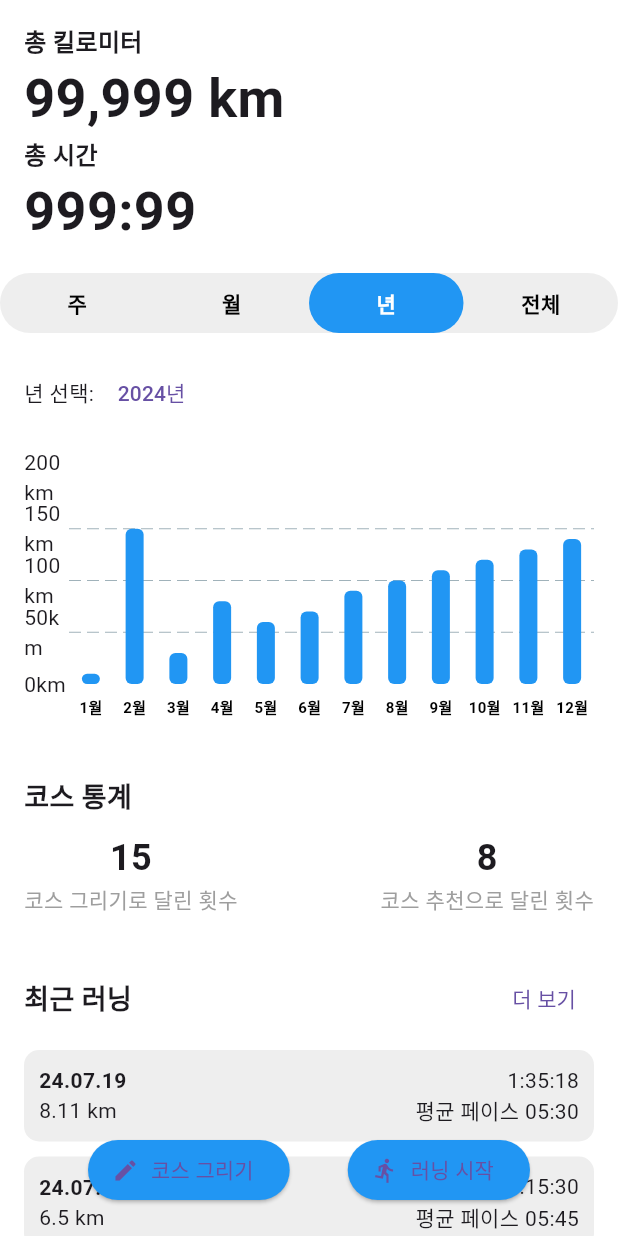
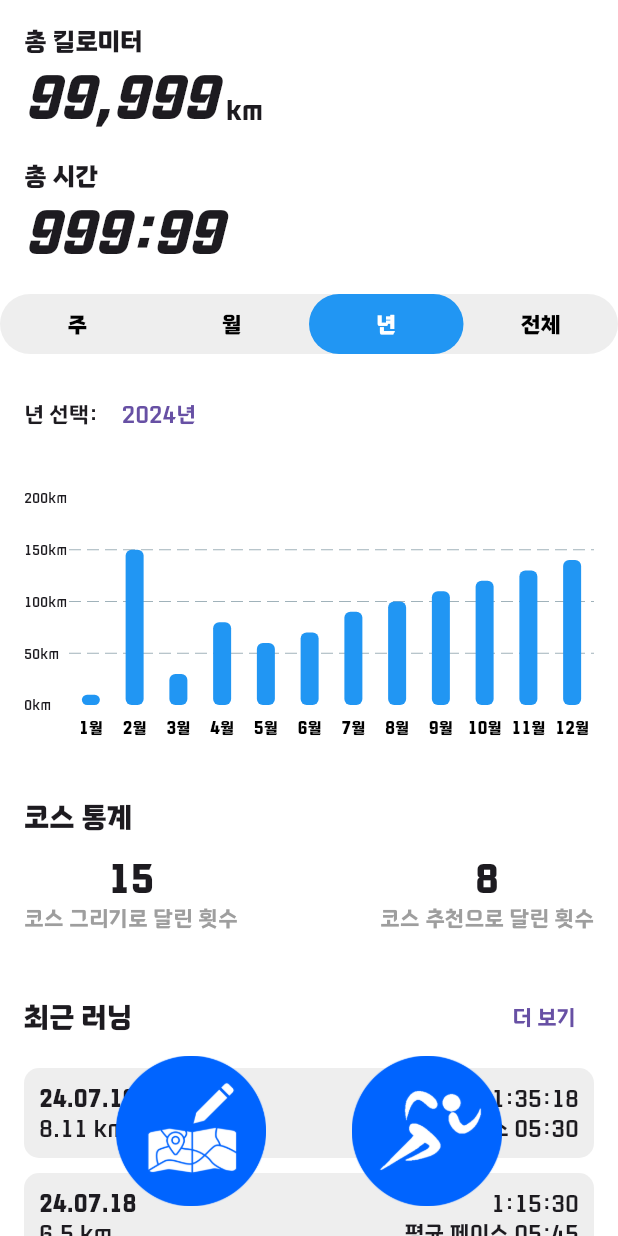
Before and after one commit to kclhh4318/new_runaway, a Flutter app: the StatsScreen screen opened directly, on a phone screen of 412 x 824 dp. Run offline on Flutter 3.47's test engine with Material 3 defaults, Android fonts, the phone set to English and light mode, and no system bars; drawn by our look-alikes of fl_chart; our stand-ins replace flutter_dotenv, geolocator, google_maps_flutter, shared_preferences; missing offline and left inert: google_maps_flutter_android, google_maps_flutter_platform_interface; accounts and stored records are empty.

Commit message:
폰트 추가, 시작 디자인 수정, 통계화면 디자인 수정

```diff
--- a/lib/features/onboarding/widgets/login_signup_content.dart
+++ b/lib/features/onboarding/widgets/login_signup_content.dart
@@ -25,10 +25,15 @@ class _LoginSignupContentState extends State<LoginSignupContent> {
             child: Column(
               mainAxisAlignment: MainAxisAlignment.center,
               children: [
-                Image.asset(
-                  "assets/images/login.png",
-                  height: 150,
-                  width: 150,
+                const Text(
+                  "Runaway",
+                  style: TextStyle(
+                    fontSize: 70,
+                    fontWeight: FontWeight.bold,
+                    fontFamily: 'Giants',
+                    fontStyle: FontStyle.italic, // Inline 스타일 적용
+                    color: Colors.white, // 텍스트 색상 설정
+                  ),
                 ),
                 const SizedBox(height: 30),
                 Text(
--- a/lib/features/stats/screens/stats_screen.dart
+++ b/lib/features/stats/screens/stats_screen.dart
@@ -70,32 +70,61 @@ class _StatsScreenState extends State<StatsScreen> {
     );
   }
 
+
   Widget _buildTotalStats() {
     return Container(
       padding: EdgeInsets.all(16),
-      child: Column(
+      child: const Column(
         crossAxisAlignment: CrossAxisAlignment.start,
         children: [
           Text(
             '총 킬로미터',
             style: TextStyle(fontSize: 16, fontWeight: FontWeight.bold),
           ),
-          Text(
-            '99,999 km',
-            style: TextStyle(fontSize: 36, fontWeight: FontWeight.bold),
+          Row(
+            children: [
+              Text(
+                '99,999',
+                style: TextStyle(
+                  fontSize: 36,
+                  fontWeight: FontWeight.bold,
+                  fontFamily: 'Giants',
+                  fontStyle: FontStyle.italic,
+                ),
+              ),
+              SizedBox(width: 6), // km 텍스트와 거리 사이의 간격
+              Baseline(
+                baseline: 36, // 텍스트의 베이스라인 위치 조정
+                baselineType: TextBaseline.alphabetic,
+                child: Text(
+                  'km',
+                  style: TextStyle(
+                    fontSize: 16,
+                    fontWeight: FontWeight.bold,
+                  ),
+                ),
+              ),
+            ],
           ),
+          SizedBox(height: 16), // 총 킬로미터와 총 시간 사이의 간격
           Text(
             '총 시간',
             style: TextStyle(fontSize: 16, fontWeight: FontWeight.bold),
           ),
           Text(
             '999:99',
-            style: TextStyle(fontSize: 36, fontWeight: FontWeight.bold),
+            style: TextStyle(
+              fontSize: 36,
+              fontWeight: FontWeight.bold,
+              fontFamily: 'Giants',
+              fontStyle: FontStyle.italic,
+            ),
           ),
         ],
       ),
     );
   }
+
 
   Widget _buildDateFilter() {
     return Padding(
@@ -271,40 +300,46 @@ class _StatsScreenState extends State<StatsScreen> {
               mainAxisAlignment: MainAxisAlignment.spaceEvenly,
               children: [
                 if (runningProvider.isRunning)
-                  ElevatedButton.icon(
-                    icon: Icon(Icons.directions_run),
-                    label: Text('진행 중인 러닝'),
-                    onPressed: () {
+                  InkWell(
+                    onTap: () {
                       Navigator.push(
                         context,
                         MaterialPageRoute(builder: (context) => RunningSessionScreen(showCountdown: false)),
                       );
                     },
-                    style: ElevatedButton.styleFrom(backgroundColor: Colors.green),
+                    child: Image.asset(
+                      'assets/images/start_run_btn.png', // 실제 이미지 경로로 변경
+                      width: 100, // 이미지 크기 조정
+                      height: 100,
+                    ),
                   )
                 else
                   ...[
-                    ElevatedButton.icon(
-                      icon: Icon(Icons.edit),
-                      label: Text('코스 그리기'),
-                      onPressed: () {
+                    InkWell(
+                      onTap: () {
                         Navigator.push(
                           context,
                           MaterialPageRoute(builder: (context) => CourseDrawingScreen()),
                         );
                       },
-                      style: ElevatedButton.styleFrom(backgroundColor: Colors.blue),
+                      child: Image.asset(
+                        'assets/images/map_drawing_btn.png', // 실제 이미지 경로로 변경
+                        width: 100, // 이미지 크기 조정
+                        height: 100,
+                      ),
                     ),
-                    ElevatedButton.icon(
-                      icon: Icon(Icons.directions_run),
-                      label: Text('러닝 시작'),
-                      onPressed: () {
+                    InkWell(
+                      onTap: () {
                         Navigator.push(
                           context,
                           MaterialPageRoute(builder: (context) => RunningSessionScreen()),
                         );
                       },
-                      style: ElevatedButton.styleFrom(backgroundColor: Colors.blue),
+                      child: Image.asset(
+                        'assets/images/start_run_btn.png', // 실제 이미지 경로로 변경
+                        width: 100, // 이미지 크기 조정
+                        height: 100,
+                      ),
                     ),
                   ],
               ],
--- a/lib/features/stats/widgets/stats_bar_chart.dart
+++ b/lib/features/stats/widgets/stats_bar_chart.dart
@@ -57,7 +57,10 @@ class StatsBarChart extends StatelessWidget {
               showTitles: true,
               getTitlesWidget: (value, meta) {
                 if (value % interval == 0) {
-                  return Text('${value.toInt()}km');
+                  return Text(
+                    '${value.toInt()}km',
+                    style: TextStyle(fontSize: 8),
+                  );
                 }
                 return Text('');
               },
--- a/lib/main.dart
+++ b/lib/main.dart
@@ -61,6 +61,7 @@ class MyApp extends StatelessWidget {
         title: 'Runaway',
         theme: ThemeData(
           primarySwatch: Colors.blue,
+          fontFamily: 'Giants',
           visualDensity: VisualDensity.adaptivePlatformDensity,
         ),
         home: const StartPage(),
```
Also changed, not shown: pubspec.yaml (+12 -0 lines), assets/fonts/Giants-Bold.ttf (added), assets/fonts/Giants-Regular.ttf (added), assets/images/map_drawing_btn.png (added), assets/images/mapdrawingbtn.png (added), assets/images/start_run_btn.png (added), assets/images/startrunbtn.png (added), 1 other file.
